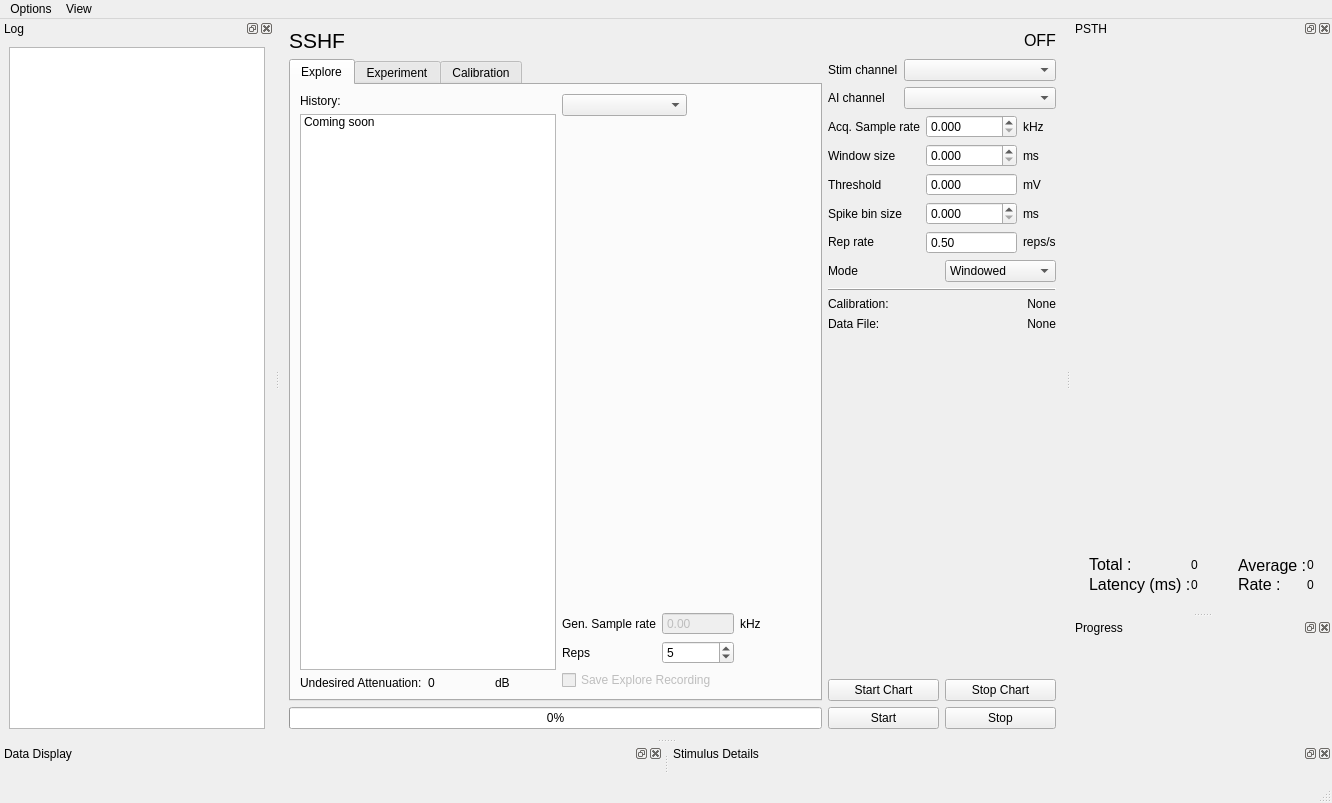
portfors-lab/sparkle, file spikeylab/main/main_control.ui: the form before one commit.
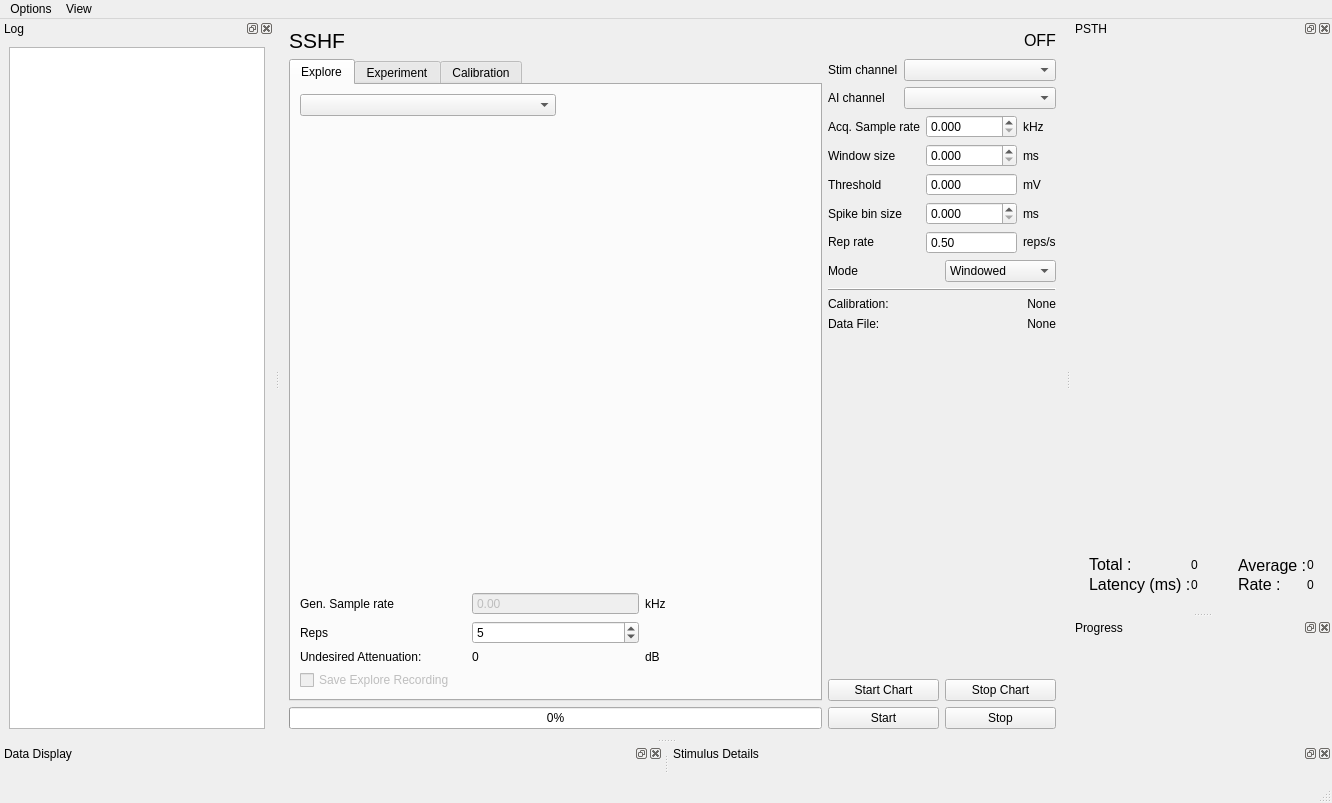
The form after the commit. Custom widgets are drawn as their Qt base class.

Commit message: Added more doc for calibration widget and data file objects

What changed in the file:
```diff
--- a/spikeylab/main/main_control.ui
+++ b/spikeylab/main/main_control.ui
@@ -70,51 +70,6 @@
             <string>Explore</string>
            </attribute>
            <layout class="QHBoxLayout" name="horizontalLayout_7">
-            <item>
-             <layout class="QVBoxLayout" name="verticalLayout_8">
-              <item>
-               <widget class="QLabel" name="label_4">
-                <property name="text">
-                 <string>History:</string>
-                </property>
-               </widget>
-              </item>
-              <item>
-               <widget class="QListWidget" name="listWidget_2">
-                <item>
-                 <property name="text">
-                  <string>Coming soon</string>
-                 </property>
-                </item>
-               </widget>
-              </item>
-              <item>
-               <layout class="QGridLayout" name="gridLayout_6">
-                <item row="0" column="0">
-                 <widget class="QLabel" name="label_20">
-                  <property name="text">
-                   <string>Undesired Attenuation:</string>
-                  </property>
-                 </widget>
-                </item>
-                <item row="0" column="1">
-                 <widget class="QLabel" name="overAttenLbl">
-                  <property name="text">
-                   <string>0</string>
-                  </property>
-                 </widget>
-                </item>
-                <item row="0" column="2">
-                 <widget class="QLabel" name="label_23">
-                  <property name="text">
-                   <string>dB</string>
-                  </property>
-                 </widget>
-                </item>
-               </layout>
-              </item>
-             </layout>
-            </item>
             <item>
              <layout class="QVBoxLayout" name="verticalLayout_9">
               <item>
@@ -180,7 +135,7 @@
                   </property>
                  </widget>
                 </item>
-                <item row="2" column="0" colspan="2">
+                <item row="3" column="0" colspan="2">
                  <widget class="QCheckBox" name="save_explore_ckbx">
                   <property name="enabled">
                    <bool>false</bool>
@@ -210,6 +165,27 @@
                   </property>
                  </widget>
                 </item>
+                <item row="2" column="0">
+                 <widget class="QLabel" name="label_20">
+                  <property name="text">
+                   <string>Undesired Attenuation:</string>
+                  </property>
+                 </widget>
+                </item>
+                <item row="2" column="1">
+                 <widget class="QLabel" name="overAttenLbl">
+                  <property name="text">
+                   <string>0</string>
+                  </property>
+                 </widget>
+                </item>
+                <item row="2" column="2">
+                 <widget class="QLabel" name="label_23">
+                  <property name="text">
+                   <string>dB</string>
+                  </property>
+                 </widget>
+                </item>
                </layout>
               </item>
              </layout>
```
The commit also changes 4 other files.
